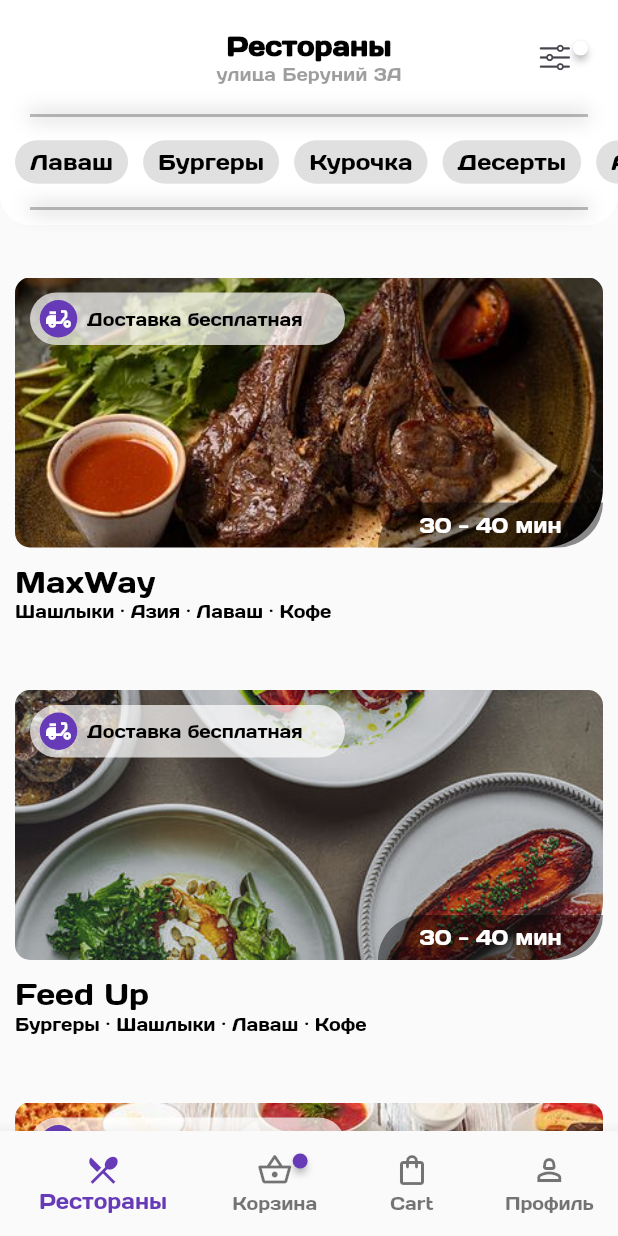
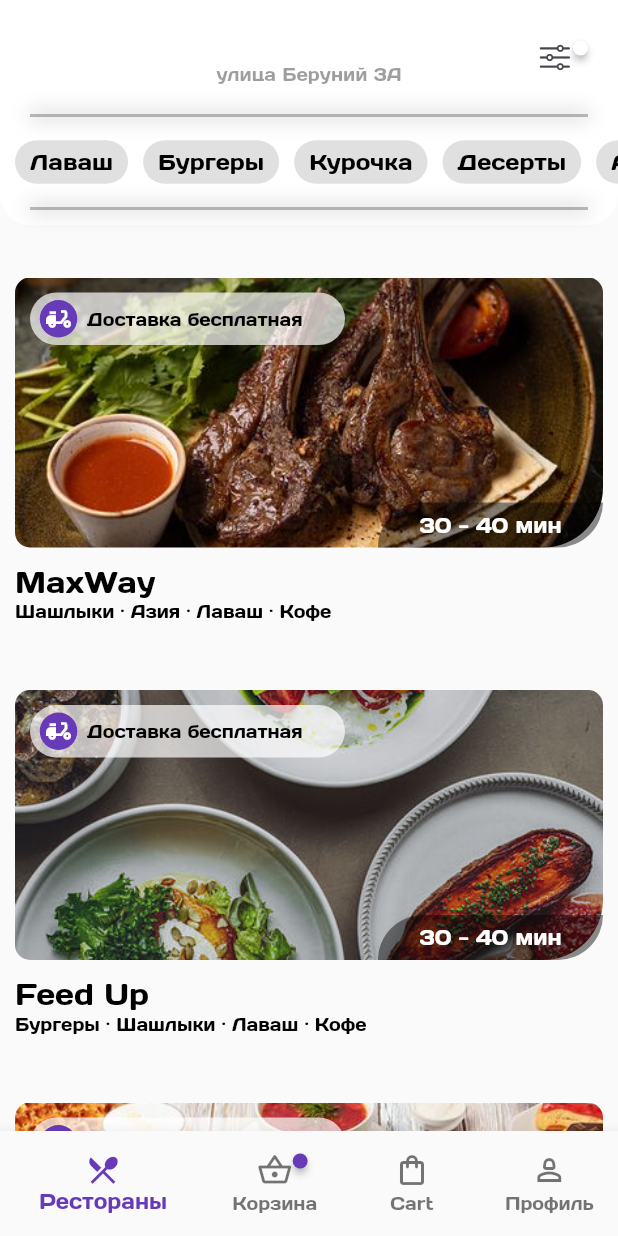
Before and after one commit to SiroProg/UzumTezkor, a Flutter app: the HomePage screen opened directly, scrolled down 576 dp, on a phone screen of 412 x 824 dp. Run offline on Flutter 3.47's test engine with Material 2 defaults, Android fonts, the phone set to English and light mode, and no system bars; drawn by our look-alikes of badges; our stand-ins replace flutter_riverpod, flutter_svg, google_maps_flutter, location, scroll_to_index, smooth_page_indicator; missing offline and left inert: vertical_scrollable_tabview.

Commit message:
app modified

```diff
--- a/lib/src/feature/home_page/home_page.dart
+++ b/lib/src/feature/home_page/home_page.dart
@@ -121,10 +121,10 @@ class _HomePagState extends ConsumerState<HomePage> {
                                           ),
                                         ],
                                         centerTitle: true,
-                                        title: const Column(
+                                        title: Column(
                                           children: [
                                             Text(
-                                              "Рестораны",
+                                              "",
                                               style: TextStyle(
                                                 color: Colors.black,
                                                 fontSize: 18,
@@ -197,13 +197,13 @@ class _HomePagState extends ConsumerState<HomePage> {
                                                       color: Colors
                                                           .lightBlue.shade100,
                                                     ),
-                                                    child: const Padding(
+                                                    child: Padding(
                                                       padding:
                                                           EdgeInsets.symmetric(
                                                               horizontal: 10,
                                                               vertical: 5),
                                                       child: Text(
-                                                        "Еще",
+                                                        "Yeshyo",
                                                         style: TextStyle(
                                                           color: Colors.black,
                                                           fontSize: 15,
@@ -250,7 +250,7 @@ class _HomePagState extends ConsumerState<HomePage> {
             ),
             const BasketPage(),
             const OrderPage(),
-            const Profile(),
+            Profile(),
           ],
         ),
       ),
```
